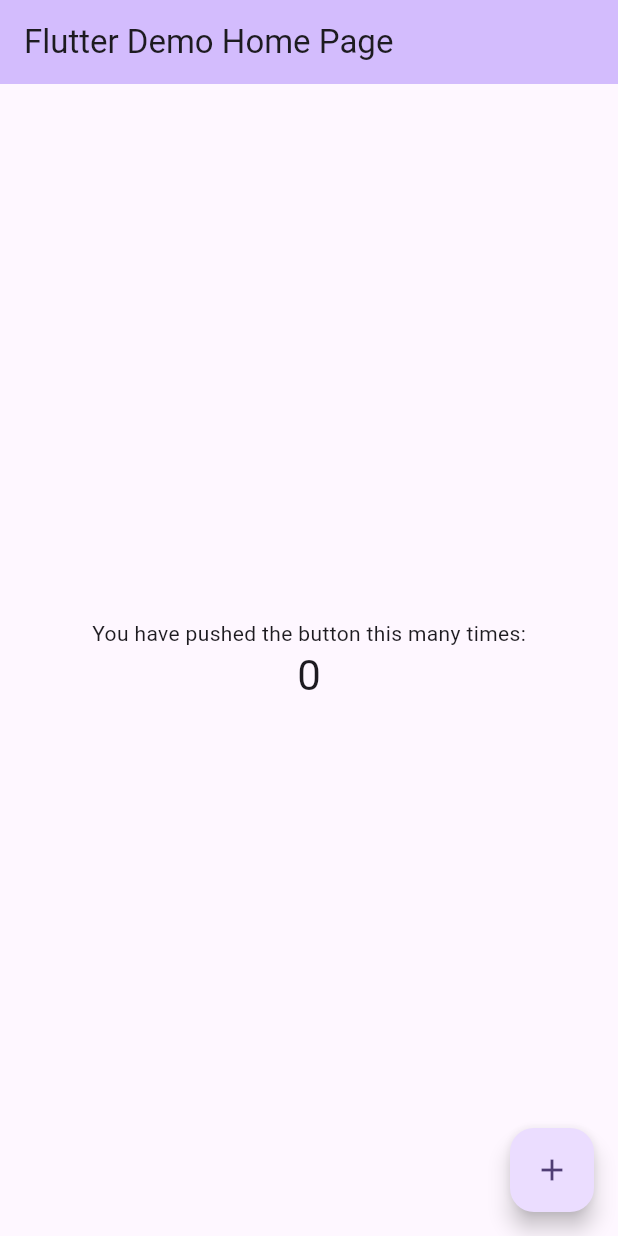
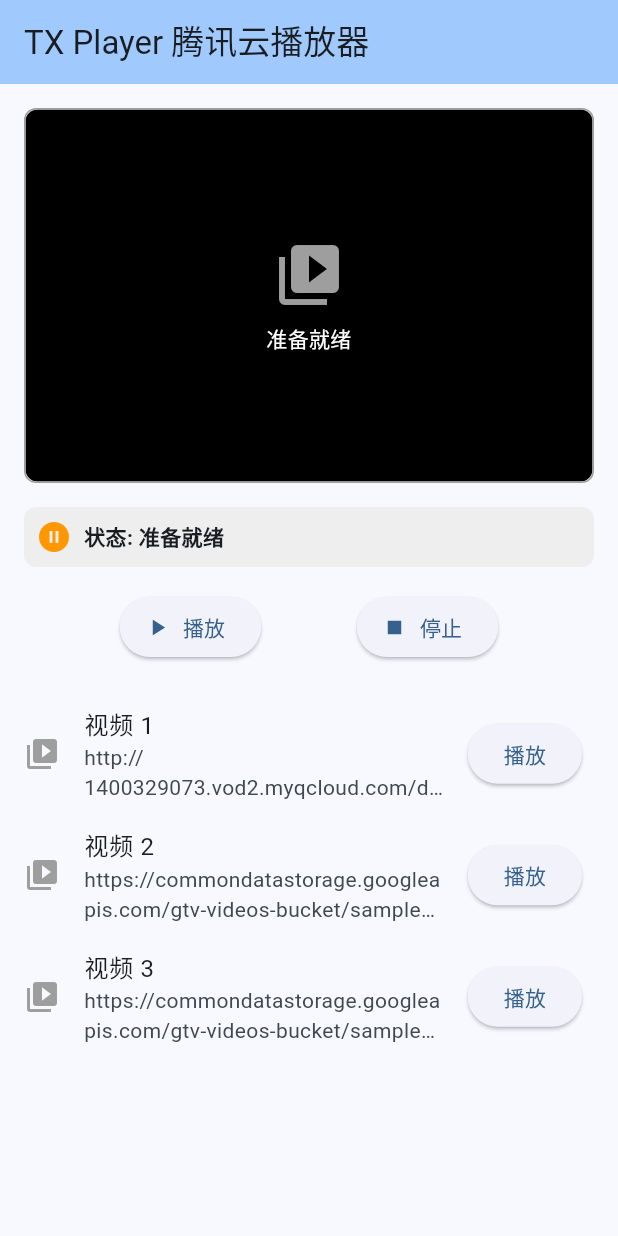
Before and after one commit to xuyanwen5376/tx_player, a Flutter app: the screen it shows after launch, on a phone screen of 412 x 824 dp. Run offline on Flutter 3.47's test engine with Material 3 defaults, Android fonts, the phone set to English and light mode, and no system bars; missing offline and left inert: super_player.

Commit message:
feat: 集成腾讯云播放器实现视频播放功能
- 更新项目包名和应用 ID
- 添加腾讯云播放器依赖
- 实现视频播放页面，包括播放控制、状态显示和视频列表
- 配置播放器 License 和初始化
- 处理播放事件和状态变化

```diff
--- a/lib/main.dart
+++ b/lib/main.dart
@@ -1,4 +1,5 @@
 import 'package:flutter/material.dart';
+import 'package:super_player/super_player.dart';
 
 void main() {
   runApp(const MyApp());
@@ -7,116 +8,325 @@ void main() {
 class MyApp extends StatelessWidget {
   const MyApp({super.key});
 
-  // This widget is the root of your application.
   @override
   Widget build(BuildContext context) {
     return MaterialApp(
-      title: 'Flutter Demo',
+      title: 'TX Player Demo',
       theme: ThemeData(
-        // This is the theme of your application.
-        //
-        // TRY THIS: Try running your application with "flutter run". You'll see
-        // the application has a purple toolbar. Then, without quitting the app,
-        // try changing the seedColor in the colorScheme below to Colors.green
-        // and then invoke "hot reload" (save your changes or press the "hot
-        // reload" button in a Flutter-supported IDE, or press "r" if you used
-        // the command line to start the app).
-        //
-        // Notice that the counter didn't reset back to zero; the application
-        // state is not lost during the reload. To reset the state, use hot
-        // restart instead.
-        //
-        // This works for code too, not just values: Most code changes can be
-        // tested with just a hot reload.
-        colorScheme: ColorScheme.fromSeed(seedColor: Colors.deepPurple),
+        colorScheme: ColorScheme.fromSeed(seedColor: Colors.blue),
+        useMaterial3: true,
       ),
-      home: const MyHomePage(title: 'Flutter Demo Home Page'),
+      home: const VideoPlayerPage(),
     );
   }
 }
 
-class MyHomePage extends StatefulWidget {
-  const MyHomePage({super.key, required this.title});
-
-  // This widget is the home page of your application. It is stateful, meaning
-  // that it has a State object (defined below) that contains fields that affect
-  // how it looks.
-
-  // This class is the configuration for the state. It holds the values (in this
-  // case the title) provided by the parent (in this case the App widget) and
-  // used by the build method of the State. Fields in a Widget subclass are
-  // always marked "final".
-
-  final String title;
+class VideoPlayerPage extends StatefulWidget {
+  const VideoPlayerPage({super.key});
 
   @override
-  State<MyHomePage> createState() => _MyHomePageState();
+  State<VideoPlayerPage> createState() => _VideoPlayerPageState();
 }
 
-class _MyHomePageState extends State<MyHomePage> {
-  int _counter = 0;
+class _VideoPlayerPageState extends State<VideoPlayerPage> {
+  final TXVodPlayerController _controller = TXVodPlayerController();
+  double _aspectRatio = 0;
+  bool _isPlaying = false;
+  bool _isLoading = false;
+  String _currentUrl = '';
+  String _playerStatus = '准备就绪';
 
-  void _incrementCounter() {
+  // 示例视频URL - 包含腾讯云和公开测试视频
+  final List<String> _videoUrls = [
+    "http://1400329073.vod2.myqcloud.com/d62d88a7vodtranscq1400329073/59c68fe75285890800381567412/adp.10.m3u8",
+    "https://commondatastorage.googleapis.com/gtv-videos-bucket/sample/BigBuckBunny.mp4",
+    "https://commondatastorage.googleapis.com/gtv-videos-bucket/sample/ElephantsDream.mp4",
+  ];
+
+  @override
+  void initState() {
+    super.initState();
+    _configurePlayerLicense();
+    _initPlayer();
+  }
+
+  void _configurePlayerLicense() {
+    try {
+      // 根据官方文档配置 License
+      String licenceURL = "https://license.vod2.myqcloud.com/license/v2/1367213550_1/v_cube.license";
+      String licenceKey = "da71de3f743a4a523e9d6469d805fb73";
+
+      // 设置全局 License
+      SuperPlayerPlugin.setGlobalLicense(licenceURL, licenceKey);
+      print("腾讯云播放器 License 配置成功");
+    } catch (e) {
+      print("腾讯云播放器 License 配置失败: $e");
+    }
+  }
+
+  void _initPlayer() {
+    // 监听播放事件
+    _controller.onPlayerEventBroadcast.listen((event) {
+      final int code = event["event"];
+      print("播放事件: $code - 事件详情: $event");
+
+      if (code == TXVodPlayEvent.PLAY_EVT_PLAY_BEGIN) {
+        print("开始播放");
+        setState(() {
+          _isPlaying = true;
+          _isLoading = false;
+          _playerStatus = '正在播放';
+        });
+      } else if (code == TXVodPlayEvent.PLAY_EVT_PLAY_END) {
+        print("播放结束");
+        setState(() {
+          _isPlaying = false;
+          _isLoading = false;
+          _playerStatus = '播放结束';
+        });
+      } else if (code == TXVodPlayEvent.PLAY_EVT_CHANGE_RESOLUTION) {
+        int? videoWidth = event[TXVodPlayEvent.EVT_PARAM1];
+        int? videoHeight = event[TXVodPlayEvent.EVT_PARAM2];
+        print("分辨率变化: ${videoWidth}x${videoHeight}");
+        if (videoWidth != null && videoHeight != null) {
+          setState(() {
+            _aspectRatio = videoWidth / videoHeight;
+          });
+        }
+      } else if (code == TXVodPlayEvent.PLAY_EVT_PLAY_PROGRESS) {
+        // 播放进度事件
+        int progress = event[TXVodPlayEvent.EVT_PLAY_PROGRESS] ?? 0;
+        int duration = event[TXVodPlayEvent.EVT_PLAY_DURATION] ?? 0;
+        print("播放进度: $progress/$duration 秒");
+      } else if (code == TXVodPlayEvent.PLAY_ERR_NET_DISCONNECT) {
+        print("网络断开错误");
+        setState(() {
+          _isPlaying = false;
+          _isLoading = false;
+          _playerStatus = '网络错误';
+        });
+      } else if (code == TXVodPlayEvent.PLAY_ERR_GET_PLAYINFO_FAIL) {
+        print("获取播放信息失败");
+        setState(() {
+          _isPlaying = false;
+          _isLoading = false;
+          _playerStatus = '获取播放信息失败';
+        });
+      }
+    });
+
+    // 监听播放状态
+    _controller.onPlayerState.listen((state) {
+      print("播放状态变化: $state");
+      if (state == TXPlayerState.failed) {
+        setState(() {
+          _isPlaying = false;
+          _isLoading = false;
+          _playerStatus = '播放失败';
+        });
+      } else if (state == TXPlayerState.buffering) {
+        setState(() {
+          _isLoading = true;
+          _playerStatus = '缓冲中...';
+        });
+      }
+    });
+  }
+
+  void _playVideo(String url) async {
+    print("开始播放视频: $url");
     setState(() {
-      // This call to setState tells the Flutter framework that something has
-      // changed in this State, which causes it to rerun the build method below
-      // so that the display can reflect the updated values. If we changed
-      // _counter without calling setState(), then the build method would not be
-      // called again, and so nothing would appear to happen.
-      _counter++;
+      _currentUrl = url;
+      _isPlaying = false;
+      _isLoading = true;
+      _playerStatus = '准备播放...';
+    });
+
+    try {
+      // 先停止之前的播放
+      await _controller.stop();
+
+      // 开始播放视频
+      await _controller.startVodPlay(url);
+      print("播放命令已发送");
+
+    } catch (e) {
+      print('播放视频失败: $e');
+      setState(() {
+        _isPlaying = false;
+        _isLoading = false;
+        _playerStatus = '播放失败: $e';
+      });
+      if (mounted) {
+        ScaffoldMessenger.of(context).showSnackBar(
+          SnackBar(content: Text('播放失败: $e')),
+        );
+      }
+    }
+  }
+
+  void _pausePlay() {
+    if (_isPlaying) {
+      _controller.pause();
+    } else {
+      _controller.resume();
+    }
+  }
+
+  void _stopPlay() {
+    _controller.stop();
+    setState(() {
+      _isPlaying = false;
     });
   }
 
   @override
   Widget build(BuildContext context) {
-    // This method is rerun every time setState is called, for instance as done
-    // by the _incrementCounter method above.
-    //
-    // The Flutter framework has been optimized to make rerunning build methods
-    // fast, so that you can just rebuild anything that needs updating rather
-    // than having to individually change instances of widgets.
     return Scaffold(
       appBar: AppBar(
-        // TRY THIS: Try changing the color here to a specific color (to
-        // Colors.amber, perhaps?) and trigger a hot reload to see the AppBar
-        // change color while the other colors stay the same.
+        title: const Text('TX Player 腾讯云播放器'),
         backgroundColor: Theme.of(context).colorScheme.inversePrimary,
-        // Here we take the value from the MyHomePage object that was created by
-        // the App.build method, and use it to set our appbar title.
-        title: Text(widget.title),
       ),
-      body: Center(
-        // Center is a layout widget. It takes a single child and positions it
-        // in the middle of the parent.
-        child: Column(
-          // Column is also a layout widget. It takes a list of children and
-          // arranges them vertically. By default, it sizes itself to fit its
-          // children horizontally, and tries to be as tall as its parent.
-          //
-          // Column has various properties to control how it sizes itself and
-          // how it positions its children. Here we use mainAxisAlignment to
-          // center the children vertically; the main axis here is the vertical
-          // axis because Columns are vertical (the cross axis would be
-          // horizontal).
-          //
-          // TRY THIS: Invoke "debug painting" (choose the "Toggle Debug Paint"
-          // action in the IDE, or press "p" in the console), to see the
-          // wireframe for each widget.
-          mainAxisAlignment: MainAxisAlignment.center,
-          children: <Widget>[
-            const Text('You have pushed the button this many times:'),
-            Text(
-              '$_counter',
-              style: Theme.of(context).textTheme.headlineMedium,
+      body: Column(
+        children: [
+          // 视频播放器区域
+          Container(
+            height: 250,
+            margin: const EdgeInsets.all(16),
+            decoration: BoxDecoration(
+              border: Border.all(color: Colors.grey),
+              borderRadius: BorderRadius.circular(8),
             ),
-          ],
-        ),
+            child: ClipRRect(
+              borderRadius: BorderRadius.circular(8),
+              child: _aspectRatio > 0
+                  ? AspectRatio(
+                      aspectRatio: _aspectRatio,
+                      child: TXPlayerVideo(
+                        androidRenderType: FTXAndroidRenderViewType.TEXTURE_VIEW,
+                        onRenderViewCreatedListener: (viewId) {
+                          _controller.setPlayerView(viewId);
+                        },
+                      ),
+                    )
+                  : Container(
+                      color: Colors.black,
+                      child: Center(
+                        child: Column(
+                          mainAxisAlignment: MainAxisAlignment.center,
+                          children: [
+                            if (_isLoading)
+                              const CircularProgressIndicator(
+                                color: Colors.white,
+                              )
+                            else
+                              const Icon(Icons.video_library, size: 48, color: Colors.grey),
+                            const SizedBox(height: 8),
+                            Text(
+                              _playerStatus,
+                              style: const TextStyle(color: Colors.white),
+                              textAlign: TextAlign.center,
+                            ),
+                          ],
+                        ),
+                      ),
+                    ),
+            ),
+          ),
+
+          // 播放器状态显示
+          Container(
+            margin: const EdgeInsets.symmetric(horizontal: 16),
+            padding: const EdgeInsets.all(8),
+            decoration: BoxDecoration(
+              color: Colors.grey[200],
+              borderRadius: BorderRadius.circular(8),
+            ),
+            child: Row(
+              children: [
+                Icon(
+                  _isPlaying ? Icons.play_circle : Icons.pause_circle,
+                  color: _isPlaying ? Colors.green : Colors.orange,
+                ),
+                const SizedBox(width: 8),
+                Expanded(
+                  child: Text(
+                    '状态: $_playerStatus',
+                    style: const TextStyle(fontWeight: FontWeight.bold),
+                  ),
+                ),
+              ],
+            ),
+          ),
+
+          const SizedBox(height: 16),
+
+          // 控制按钮区域
+          Padding(
+            padding: const EdgeInsets.symmetric(horizontal: 16),
+            child: Row(
+              mainAxisAlignment: MainAxisAlignment.spaceEvenly,
+              children: [
+                ElevatedButton.icon(
+                  onPressed: _pausePlay,
+                  icon: Icon(_isPlaying ? Icons.pause : Icons.play_arrow),
+                  label: Text(_isPlaying ? '暂停' : '播放'),
+                ),
+                ElevatedButton.icon(
+                  onPressed: _stopPlay,
+                  icon: const Icon(Icons.stop),
+                  label: const Text('停止'),
+                ),
+              ],
+            ),
+          ),
+
+          const SizedBox(height: 20),
+
+          // 视频列表
+          Expanded(
+            child: ListView.builder(
+              itemCount: _videoUrls.length,
+              itemBuilder: (context, index) {
+                final url = _videoUrls[index];
+                final isCurrentVideo = url == _currentUrl;
+
+                return ListTile(
+                  leading: Icon(
+                    Icons.video_library,
+                    color: isCurrentVideo ? Colors.blue : Colors.grey,
+                  ),
+                  title: Text(
+                    '视频 ${index + 1}',
+                    style: TextStyle(
+                      fontWeight: isCurrentVideo ? FontWeight.bold : FontWeight.normal,
+                    ),
+                  ),
+                  subtitle: Text(
+                    url,
+                    maxLines: 2,
+                    overflow: TextOverflow.ellipsis,
+                  ),
+                  trailing: ElevatedButton(
+                    onPressed: () => _playVideo(url),
+                    style: ElevatedButton.styleFrom(
+                      backgroundColor: isCurrentVideo ? Colors.blue : null,
+                      foregroundColor: isCurrentVideo ? Colors.white : null,
+                    ),
+                    child: Text(isCurrentVideo ? '播放中' : '播放'),
+                  ),
+                );
+              },
+            ),
+          ),
+        ],
       ),
-      floatingActionButton: FloatingActionButton(
-        onPressed: _incrementCounter,
-        tooltip: 'Increment',
-        child: const Icon(Icons.add),
-      ), // This trailing comma makes auto-formatting nicer for build methods.
     );
   }
+
+  @override
+  void dispose() {
+    _controller.dispose();
+    super.dispose();
+  }
 }
```
Also changed, not shown: 4 other files.
